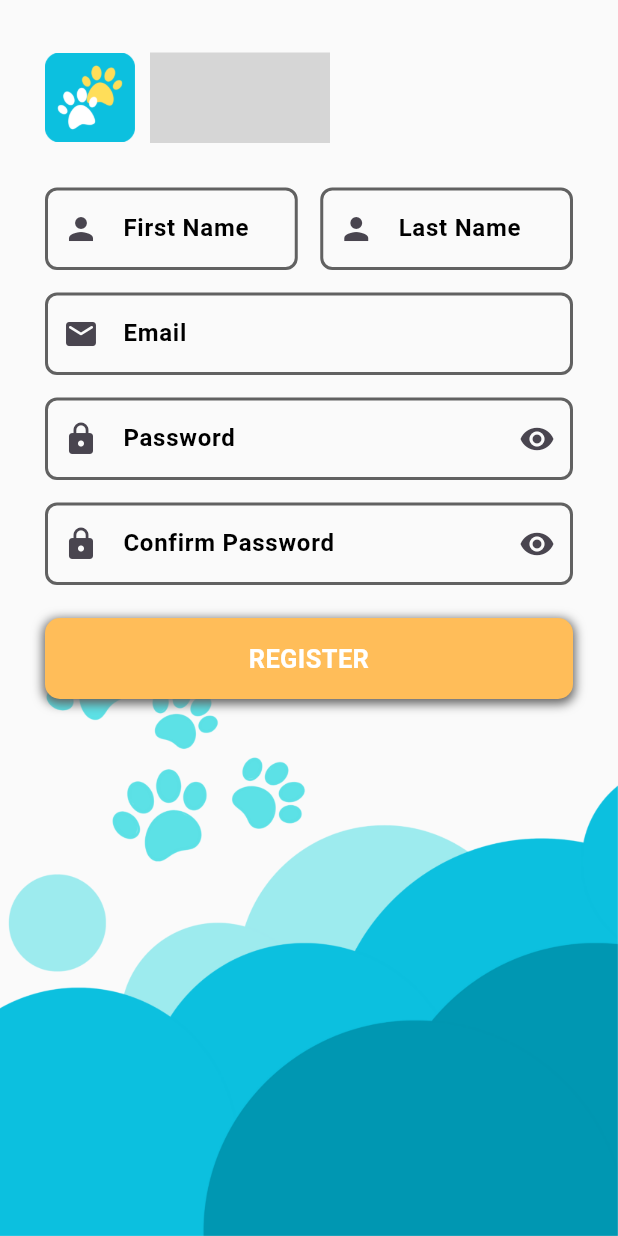
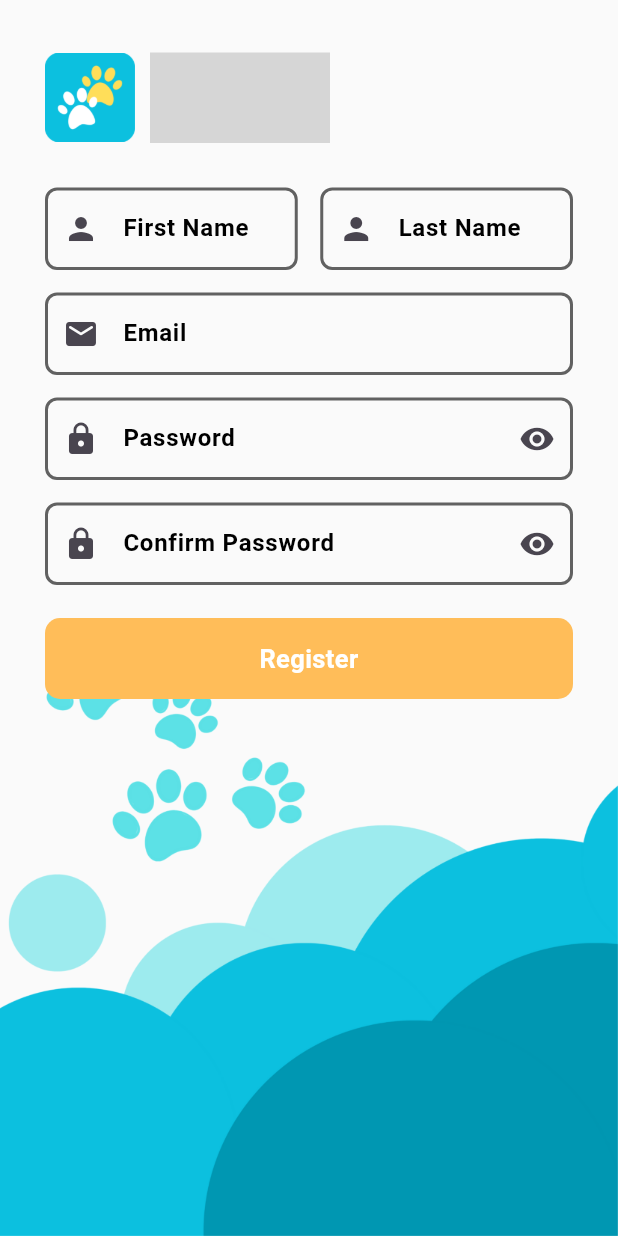
Before and after one commit to ChronoAiren/vet-link, a Flutter app: the screen it shows after launch, on a phone screen of 412 x 824 dp. Run offline on Flutter 3.47's test engine with Material 3 defaults, Android fonts, the phone set to English and light mode, and no system bars; our stand-ins replace easy_stepper, flutter_svg, get; Roboto replaces fonts that are missing (Poppins); grey boxes are pictures that could not be loaded.

Commit message:
Added screen for register clinic owner

```diff
--- /dev/null
+++ b/frontend/lib/common/widgets/custom_accent_button.dart
@@ -0,0 +1,53 @@
+import 'package:flutter/material.dart';
+import 'package:frontend/styles/light_theme.dart';
+
+class CustomAccentButton extends StatelessWidget {
+  const CustomAccentButton({
+    super.key,
+    required this.onPressed,
+    required this.buttonLabel,
+    this.withShadow = false,
+  });
+
+  final Function() onPressed;
+  final String buttonLabel;
+  final bool withShadow;
+
+  @override
+  Widget build(BuildContext context) {
+    return GestureDetector(
+      onTap: onPressed,
+      child: Container(
+        padding: const EdgeInsets.symmetric(
+          vertical: 15.0,
+          horizontal: 10.0,
+        ),
+        width: double.infinity,
+        decoration: BoxDecoration(
+          color: lightAccentColor,
+          borderRadius: const BorderRadius.all(
+            Radius.circular(10.0),
+          ),
+          boxShadow: withShadow
+              ? [
+                  const BoxShadow(
+                    color: lightDarkNeutralColor,
+                    offset: Offset(0, 2),
+                    blurRadius: 5.0,
+                    spreadRadius: 1.0,
+                  )
+                ]
+              : null,
+        ),
+        child: Text(
+          buttonLabel,
+          textAlign: TextAlign.center,
+          style: const TextStyle(
+            fontSize: 17.0,
+            color: Colors.white,
+          ),
+        ),
+      ),
+    );
+  }
+}
--- a/frontend/lib/common/widgets/cutom_text_field.dart
+++ b/frontend/lib/common/widgets/cutom_text_field.dart
@@ -39,7 +39,6 @@ class CustomTextField extends StatelessWidget {
       enabled: enabled,
       controller: controller,
       minLines: minLines,
-      keyboardType: keyboardType,
       obscureText: obscureText,
       decoration: InputDecoration(
         filled: true,
--- /dev/null
+++ b/frontend/lib/features/auth/presentation/register/clinic_owner/widgets/register_form.dart
@@ -0,0 +1,92 @@
+import 'package:flutter/material.dart';
+import 'package:frontend/common/widgets/cutom_text_field.dart';
+import 'package:get/get.dart';
+
+class RegisterForm extends StatelessWidget {
+  RegisterForm({super.key});
+
+  final RxBool isObscurePw = true.obs;
+  final RxBool isObscureConfirmPw = true.obs;
+
+  @override
+  Widget build(BuildContext context) {
+    return Form(
+      child: Column(
+        mainAxisSize: MainAxisSize.min,
+        children: [
+          const Row(
+            children: [
+              Flexible(
+                child: CustomTextField(
+                  labelText: 'First Name',
+                  floatLabel: true,
+                  prefixIcon: Icon(Icons.person),
+                ),
+              ),
+              SizedBox(
+                width: 15.0,
+              ),
+              Flexible(
+                child: CustomTextField(
+                  labelText: 'Last Name',
+                  prefixIcon: Icon(Icons.person),
+                  floatLabel: true,
+                ),
+              ),
+            ],
+          ),
+          const SizedBox(
+            height: 15.0,
+          ),
+          const CustomTextField(
+            prefixIcon: Icon(Icons.email_rounded),
+            labelText: 'Email',
+            floatLabel: true,
+          ),
+          const SizedBox(
+            height: 15.0,
+          ),
+          Obx(
+            () => CustomTextField(
+              borderRadius: BorderRadius.circular(5),
+              floatLabel: true,
+              labelText: 'Password',
+              prefixIcon: const Icon(Icons.lock),
+              obscureText: isObscurePw.value,
+              suffixIcon: IconButton(
+                onPressed: () {
+                  isObscurePw.value = !(isObscurePw.value);
+                },
+                icon: Icon(
+                  isObscurePw.value ? Icons.visibility : Icons.visibility_off,
+                ),
+              ),
+            ),
+          ),
+          const SizedBox(
+            height: 15.0,
+          ),
+          Obx(
+            () => CustomTextField(
+              borderRadius: BorderRadius.circular(5),
+              floatLabel: true,
+              labelText: 'Confirm Password',
+              prefixIcon: const Icon(Icons.lock),
+              obscureText: isObscureConfirmPw.value,
+              suffixIcon: IconButton(
+                onPressed: () {
+                  isObscureConfirmPw.value = !(isObscureConfirmPw.value);
+                },
+                icon: Icon(
+                  isObscureConfirmPw.value
+                      ? Icons.visibility
+                      : Icons.visibility_off,
+                ),
+              ),
+            ),
+          ),
+        ],
+      ),
+    );
+  }
+}
--- a/frontend/lib/features/auth/presentation/register/pet_owner/page/register_screen.dart
+++ b/frontend/lib/features/auth/presentation/register/pet_owner/page/register_screen.dart
@@ -1,15 +1,11 @@
 import 'package:flutter/material.dart';
 import 'package:flutter_svg/flutter_svg.dart';
-import 'package:frontend/common/widgets/cutom_text_field.dart';
+import 'package:frontend/common/widgets/custom_accent_button.dart';
+import 'package:frontend/features/auth/presentation/register/clinic_owner/widgets/register_form.dart';
 import 'package:frontend/styles/dark_theme.dart';
-import 'package:frontend/styles/light_theme.dart';
-import 'package:get/get.dart';
 
 class RegisterPetOwnerScreen extends StatelessWidget {
   RegisterPetOwnerScreen({super.key});
-
-  final RxBool isObscurePw = true.obs;
-  final RxBool isObscureConfirmPw = true.obs;
 
   @override
   Widget build(BuildContext context) {
@@ -65,120 +61,13 @@ class RegisterPetOwnerScreen extends StatelessWidget {
               const SizedBox(
                 height: 30.0,
               ),
-              Form(
-                child: Column(
-                  children: [
-                    const Row(
-                      children: [
-                        Flexible(
-                          child: CustomTextField(
-                            labelText: 'First Name',
-                            floatLabel: true,
-                            prefixIcon: Icon(Icons.person),
-                          ),
-                        ),
-                        SizedBox(
-                          width: 15.0,
-                        ),
-                        Flexible(
-                          child: CustomTextField(
-                            labelText: 'Last Name',
-                            prefixIcon: Icon(Icons.person),
-                            floatLabel: true,
-                          ),
-                        ),
-                      ],
-                    ),
-                    const SizedBox(
-                      height: 15.0,
-                    ),
-                    const CustomTextField(
-                      prefixIcon: Icon(Icons.email_rounded),
-                      labelText: 'Email',
-                      floatLabel: true,
-                    ),
-                    const SizedBox(
-                      height: 15.0,
-                    ),
-                    Obx(
-                      () => CustomTextField(
-                        borderRadius: BorderRadius.circular(5),
-                        floatLabel: true,
-                        labelText: 'Password',
-                        prefixIcon: const Icon(Icons.lock),
-                        obscureText: isObscurePw.value,
-                        suffixIcon: IconButton(
-                          onPressed: () {
-                            isObscurePw.value = !(isObscurePw.value);
-                          },
-                          icon: Icon(
-                            isObscurePw.value
-                                ? Icons.visibility
-                                : Icons.visibility_off,
-                          ),
-                        ),
-                      ),
-                    ),
-                    const SizedBox(
-                      height: 15.0,
-                    ),
-                    Obx(
-                      () => CustomTextField(
-                        borderRadius: BorderRadius.circular(5),
-                        floatLabel: true,
-                        labelText: 'Confirm Password',
-                        prefixIcon: const Icon(Icons.lock),
-                        obscureText: isObscureConfirmPw.value,
-                        suffixIcon: IconButton(
-                          onPressed: () {
-                            isObscureConfirmPw.value =
-                                !(isObscureConfirmPw.value);
-                          },
-                          icon: Icon(
-                            isObscureConfirmPw.value
-                                ? Icons.visibility
-                                : Icons.visibility_off,
-                          ),
-                        ),
-                      ),
-                    ),
-                    const SizedBox(
-                      height: 22.0,
-                    ),
-                    GestureDetector(
-                      onTap: () {},
-                      child: Container(
-                        padding: const EdgeInsets.symmetric(
-                          vertical: 15.0,
-                          horizontal: 10.0,
-                        ),
-                        width: double.infinity,
-                        decoration: const BoxDecoration(
-                          color: lightAccentColor,
-                          borderRadius: BorderRadius.all(
-                            Radius.circular(10.0),
-                          ),
-                          boxShadow: [
-                            BoxShadow(
-                              color: lightDarkNeutralColor,
-                              offset: Offset(0, 2),
-                              blurRadius: 5.0,
-                              spreadRadius: 1.0,
-                            ),
-                          ],
-                        ),
-                        child: const Text(
-                          'REGISTER',
-                          textAlign: TextAlign.center,
-                          style: TextStyle(
-                            fontSize: 17.0,
-                            color: Colors.white,
-                          ),
-                        ),
-                      ),
-                    )
-                  ],
-                ),
+              RegisterForm(),
+              const SizedBox(
+                height: 22.0,
+              ),
+              CustomAccentButton(
+                buttonLabel: 'Register',
+                onPressed: () {},
               ),
             ],
           ),
--- a/frontend/lib/main.dart
+++ b/frontend/lib/main.dart
@@ -1,4 +1,5 @@
 import 'package:flutter/material.dart';
+import 'package:frontend/features/auth/presentation/register/clinic_owner/page/register_co_screen.dart';
 import 'package:frontend/features/auth/presentation/register/pet_owner/page/register_screen.dart';
 import 'package:frontend/splash_screen.dart';
 import 'package:frontend/styles/dark_theme.dart';
@@ -23,6 +24,7 @@ class MyApp extends StatelessWidget {
       routes: {
         '/': (context) => const SplashScreen(),
         '/register': (context) => RegisterPetOwnerScreen(),
+        '/register_co': (context) => RegisterClinicOwnerScreen(),
       },
     );
   }
--- a/frontend/pubspec.yaml
+++ b/frontend/pubspec.yaml
@@ -15,6 +15,7 @@ dependencies:
   cupertino_icons: ^1.0.2
   get: ^4.6.6
   flutter_svg: ^2.0.10+1
+  easy_stepper: ^0.8.5+1
 
 dev_dependencies:
   flutter_test:
```
Also changed, not shown: frontend/lib/common/widgets/custom_primary_button.dart (added, +53 -0 lines), frontend/lib/features/auth/presentation/register/clinic_owner/page/register_co_screen.dart (added, +210 -0 lines), frontend/lib/features/auth/presentation/register/clinic_owner/widgets/clinic_form.dart (added, +37 -0 lines).
